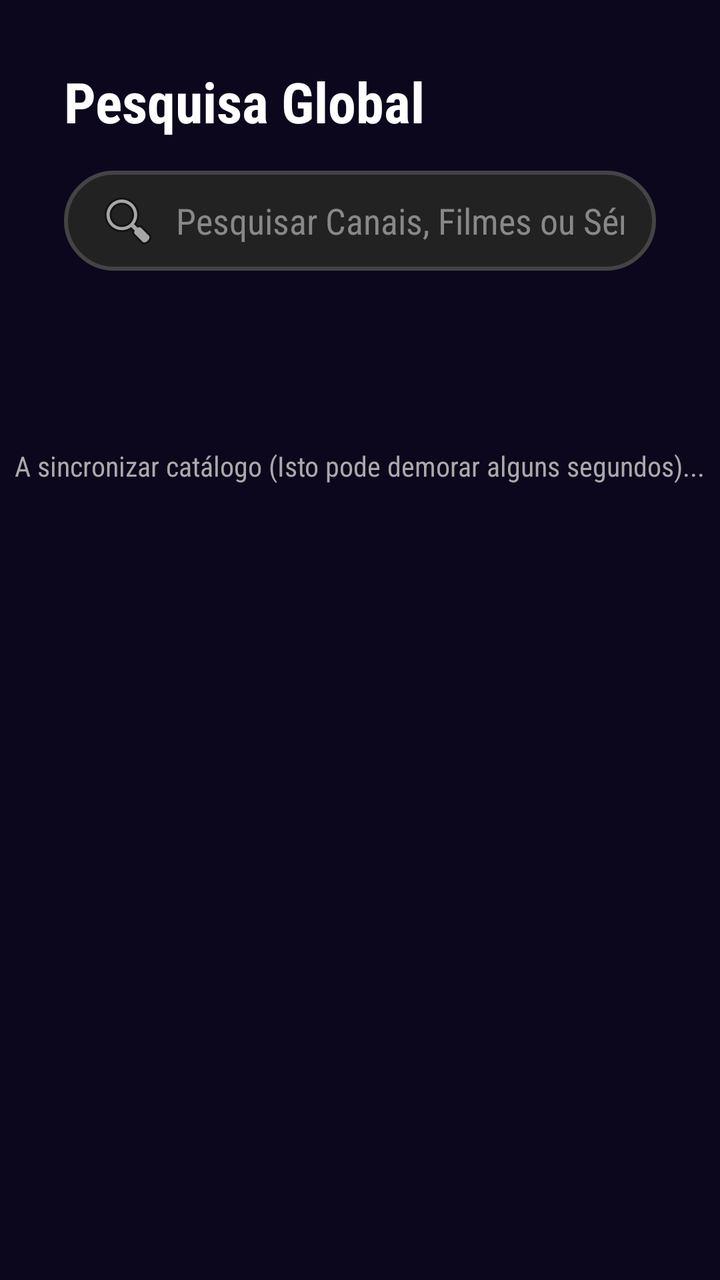
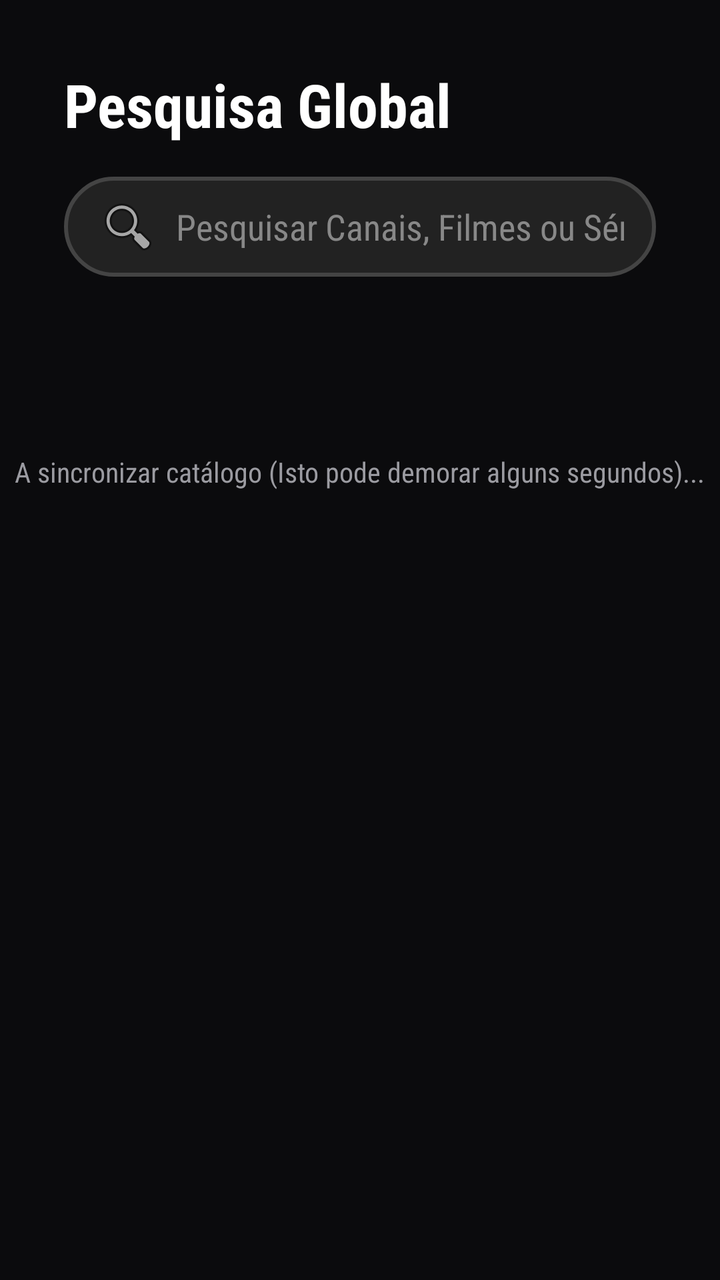

The first picture is an Android layout as it rendered before a commit; the second is the same layout after the commit. The layout source and the unified diff follow.
<!-- AndroidManifest.xml: activity theme AppTheme -->
<!-- res/layout/activity_global_search.xml -->
<?xml version="1.0" encoding="utf-8"?>
<androidx.constraintlayout.widget.ConstraintLayout xmlns:android="http://schemas.android.com/apk/res/android"
    xmlns:app="http://schemas.android.com/apk/res-auto"
    android:layout_width="match_parent"
    android:layout_height="match_parent"
    android:background="#0D071E">

    <TextView
        android:id="@+id/tvSearchTitle"
        android:layout_width="wrap_content"
        android:layout_height="wrap_content"
        android:layout_marginStart="32dp"
        android:layout_marginTop="32dp"
        android:text="Pesquisa Global"
        android:textColor="@color/text_primary"
        android:textSize="28sp"
        android:textStyle="bold"
        app:layout_constraintStart_toStartOf="parent"
        app:layout_constraintTop_toTopOf="parent" />

    <EditText
        android:id="@+id/etSearchInput"
        android:layout_width="0dp"
        android:layout_height="50dp"
        android:layout_marginStart="32dp"
        android:layout_marginTop="16dp"
        android:layout_marginEnd="32dp"
        android:background="@drawable/bg_search_input"
        android:hint="Pesquisar Canais, Filmes ou Séries..."
        android:textColorHint="#888888"
        android:textColor="@color/text_primary"
        android:paddingStart="16dp"
        android:paddingEnd="16dp"
        android:imeOptions="actionSearch"
        android:inputType="text"
        android:maxLines="1"
        android:drawableStart="@android:drawable/ic_menu_search"
        android:drawablePadding="8dp"
        app:layout_constraintEnd_toEndOf="parent"
        app:layout_constraintStart_toStartOf="parent"
        app:layout_constraintTop_toBottomOf="@id/tvSearchTitle" />

    <ProgressBar
        android:id="@+id/pbSearchLoading"
        android:layout_width="wrap_content"
        android:layout_height="wrap_content"
        android:layout_marginTop="32dp"
        android:visibility="visible"
        app:layout_constraintEnd_toEndOf="parent"
        app:layout_constraintStart_toStartOf="parent"
        app:layout_constraintTop_toBottomOf="@id/etSearchInput" />

    <TextView
        android:id="@+id/tvLoadingText"
        android:layout_width="wrap_content"
        android:layout_height="wrap_content"
        android:layout_marginTop="8dp"
        android:text="A sincronizar catálogo (Isto pode demorar alguns segundos)..."
        android:textColor="#AAAAAA"
        app:layout_constraintEnd_toEndOf="parent"
        app:layout_constraintStart_toStartOf="parent"
        app:layout_constraintTop_toBottomOf="@id/pbSearchLoading" />

    <androidx.recyclerview.widget.RecyclerView
        android:id="@+id/rvSearchResults"
        android:layout_width="0dp"
        android:layout_height="0dp"
        android:layout_marginTop="16dp"
        android:layout_marginStart="16dp"
        android:layout_marginEnd="16dp"
        android:layout_marginBottom="16dp"
        android:visibility="gone"
        app:layout_constraintBottom_toBottomOf="parent"
        app:layout_constraintEnd_toEndOf="parent"
        app:layout_constraintStart_toStartOf="parent"
        app:layout_constraintTop_toBottomOf="@id/etSearchInput" />

    <TextView
        android:id="@+id/tvNoResults"
        android:layout_width="wrap_content"
        android:layout_height="wrap_content"
        android:text="Nenhum resultado encontrado."
        android:textColor="#AAAAAA"
        android:textSize="18sp"
        android:visibility="gone"
        app:layout_constraintBottom_toBottomOf="parent"
        app:layout_constraintEnd_toEndOf="parent"
        app:layout_constraintStart_toStartOf="parent"
        app:layout_constraintTop_toBottomOf="@id/etSearchInput" />

</androidx.constraintlayout.widget.ConstraintLayout>
<!-- resources referenced by this layout -->
<resources>
  <color name="text_primary">#FFFFFF</color>
  <!-- drawable bg_search_input (drawable) -->
  <?xml version="1.0" encoding="utf-8"?>
  <shape xmlns:android="http://schemas.android.com/apk/res/android"
      android:shape="rectangle">
      <solid android:color="#222222" />
      <corners android:radius="25dp" />
      <stroke
          android:width="2dp"
          android:color="#444444" />
  </shape>
  <style name="AppTheme" parent="Theme.AppCompat.NoActionBar">
          <item name="android:fontFamily">sans-serif-condensed</item>
          <item name="android:windowAnimationStyle">@style/AppWindowTransition</item>
          <item name="android:windowBackground">@color/bg_primary</item>
          <item name="colorPrimary">@color/bg_elevated</item>
          <item name="colorPrimaryDark">@color/bg_primary</item>
          <item name="colorAccent">@color/accent</item>
          <item name="android:textColorPrimary">@color/text_primary</item>
          <item name="android:textColorSecondary">@color/text_secondary</item>
      </style>
  <style name="AppWindowTransition" parent="android:Animation.Activity">
          <item name="android:activityOpenEnterAnimation">@anim/fade_in</item>
          <item name="android:activityOpenExitAnimation">@anim/fade_out</item>
          <item name="android:activityCloseEnterAnimation">@anim/fade_in</item>
          <item name="android:activityCloseExitAnimation">@anim/fade_out</item>
      </style>
  <color name="bg_primary">#0B0B0D</color>
  <color name="bg_elevated">#1A1A1C</color>
  <color name="accent">#3D8BFF</color>
  <color name="text_secondary">#9B9BA1</color>
</resources>

<!-- the commit's change to res/layout/activity_global_search.xml (unified diff, before → after) -->
@@ -3,7 +3,7 @@
     xmlns:app="http://schemas.android.com/apk/res-auto"
     android:layout_width="match_parent"
     android:layout_height="match_parent"
-    android:background="#0D071E">
+    android:background="@color/bg_primary">
 
     <TextView
         android:id="@+id/tvSearchTitle"
@@ -13,7 +13,7 @@
         android:layout_marginTop="32dp"
         android:text="Pesquisa Global"
         android:textColor="@color/text_primary"
-        android:textSize="28sp"
+        android:textSize="@dimen/text_display"
         android:textStyle="bold"
         app:layout_constraintStart_toStartOf="parent"
         app:layout_constraintTop_toTopOf="parent" />
@@ -56,7 +56,7 @@
         android:layout_height="wrap_content"
         android:layout_marginTop="8dp"
         android:text="A sincronizar catálogo (Isto pode demorar alguns segundos)..."
-        android:textColor="#AAAAAA"
+        android:textColor="@color/text_secondary"
         app:layout_constraintEnd_toEndOf="parent"
         app:layout_constraintStart_toStartOf="parent"
         app:layout_constraintTop_toBottomOf="@id/pbSearchLoading" />
@@ -80,8 +80,8 @@
         android:layout_width="wrap_content"
         android:layout_height="wrap_content"
         android:text="Nenhum resultado encontrado."
-        android:textColor="#AAAAAA"
-        android:textSize="18sp"
+        android:textColor="@color/text_secondary"
+        android:textSize="@dimen/text_body"
         android:visibility="gone"
         app:layout_constraintBottom_toBottomOf="parent"
         app:layout_constraintEnd_toEndOf="parent"
<!-- resource entries referenced after the edit -->
@@ -28,8 +28,10 @@
           <item name="android:activityCloseExitAnimation">@anim/fade_out</item>
       </style>
   <color name="bg_primary">#0B0B0D</color>
-  <color name="bg_elevated">#1A1A1C</color>
+  <color name="bg_elevated">#141417</color>
   <color name="accent">#3D8BFF</color>
   <color name="text_secondary">#9B9BA1</color>
+  <dimen name="text_body">15sp</dimen>
+  <dimen name="text_display">30sp</dimen>
 </resources>
 
